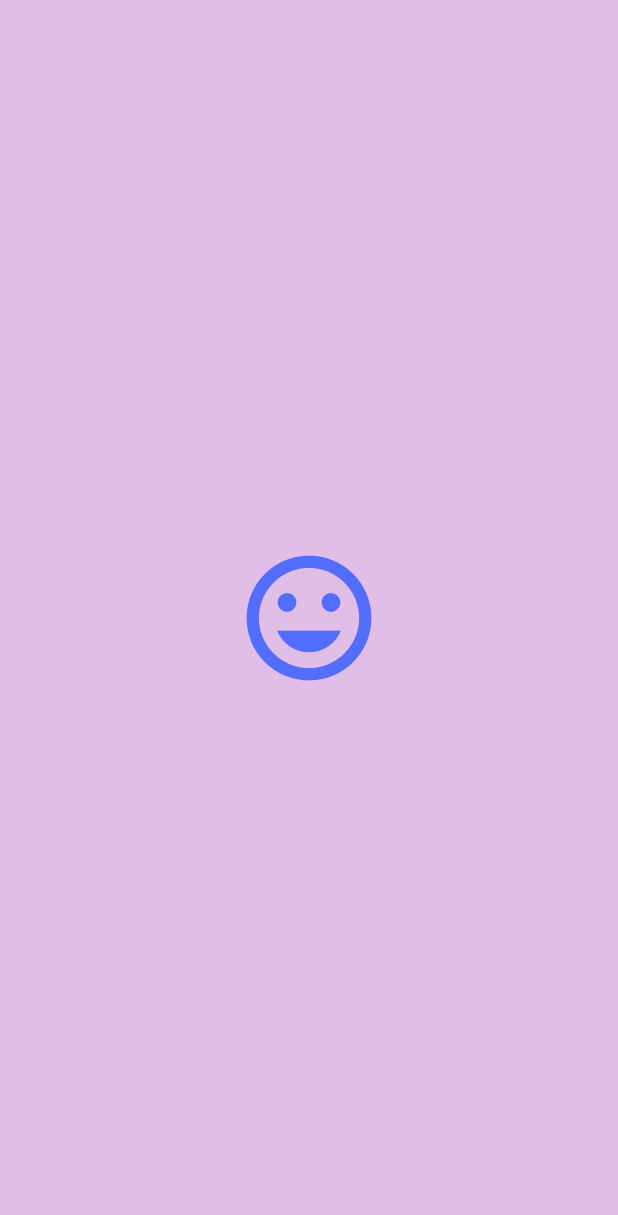
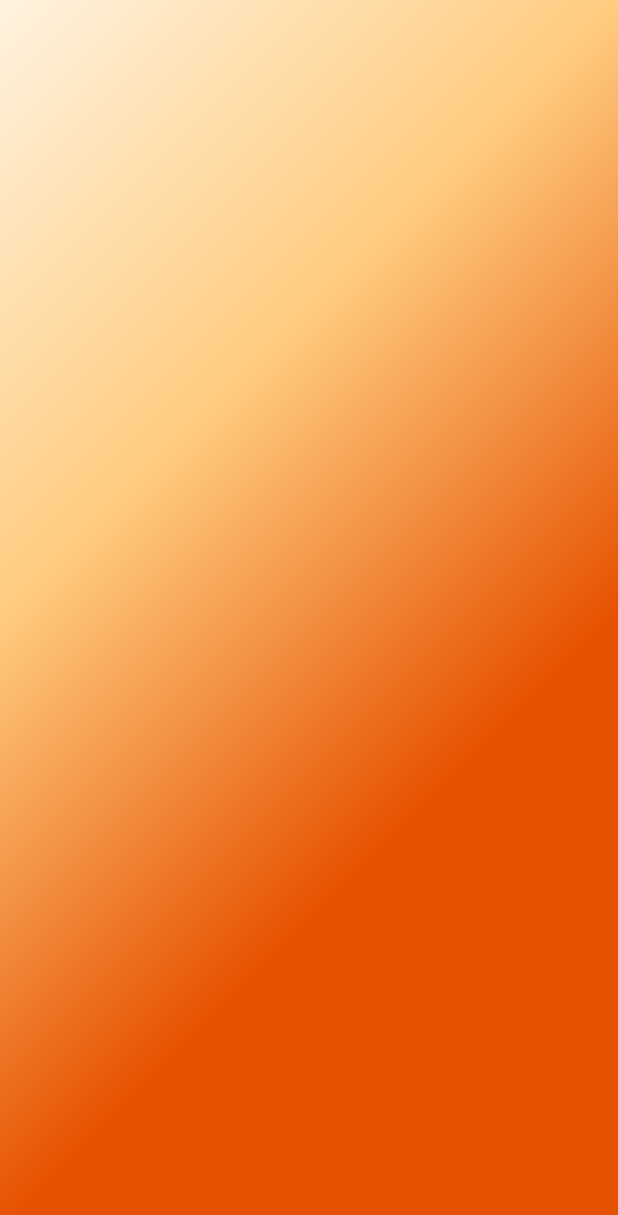
Before and after one commit to aroldoesmerio/testandoWidgets, a Flutter app: the screen it shows after launch, on a phone screen of 412 x 824 dp. Shown: the top 1215 px of the screen. Run offline on Flutter 3.47's test engine with Material 2 defaults, Android fonts, the phone set to English and light mode, and no system bars.

Commit message:
add lesson Gradient

```diff
--- /dev/null
+++ b/lib/gradiente.dart
@@ -0,0 +1,19 @@
+import 'package:flutter/material.dart';
+
+class Gradiente extends StatelessWidget {
+  @override
+  Widget build(BuildContext context) {
+    return Container(
+      decoration: BoxDecoration(
+        gradient: LinearGradient(
+          begin: Alignment.topLeft,
+          colors: [
+            Colors.orange[50],
+            Colors.orange[200],
+            Colors.orange[900],
+          ],
+        ),
+      ),
+    );
+  }
+}
--- a/lib/main.dart
+++ b/lib/main.dart
@@ -1,10 +1,5 @@
-
-
 import 'package:flutter/material.dart';
-import 'package:widgets_flutter/aula3_icones.dart';
-
-
-
+import 'package:widgets_flutter/gradiente.dart';
 
 void main() {
   runApp(MyApp());
@@ -28,11 +23,6 @@ class MyApp extends StatelessWidget {
 class MyHomePage extends StatelessWidget {
   @override
   Widget build(BuildContext context) {
-    return Scaffold(
-      backgroundColor: Colors.purple[100],
-        body: Icones()
-
-
-    );
+    return Scaffold(backgroundColor: Colors.purple[100], body: Gradiente());
+  }
 }
-}
```
